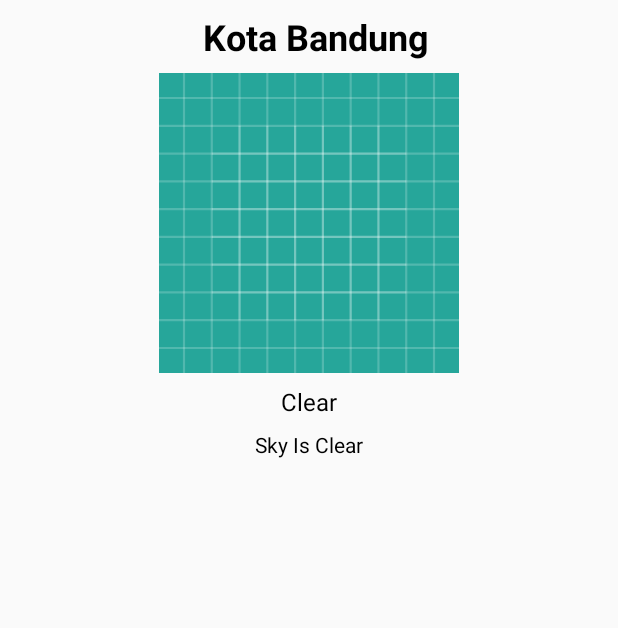
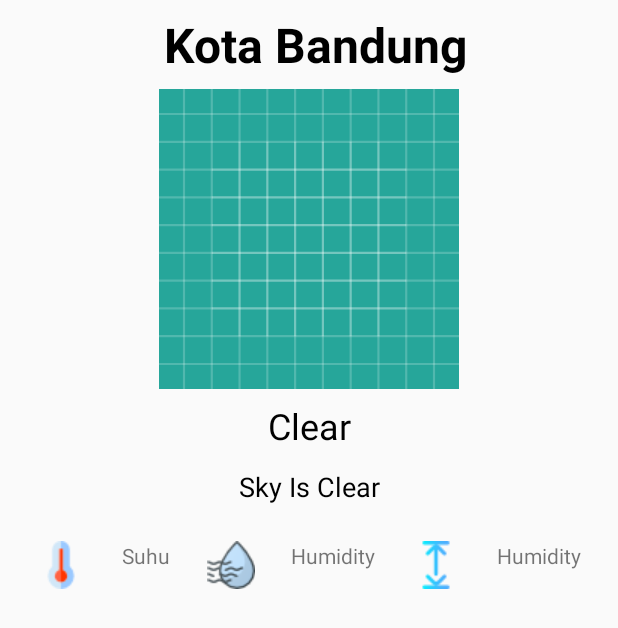
Before and after one commit to ahtaufiiq/WeathersApp_MVVM, an Android app: the layout fragment_detail.xml on its own in the app's theme, with its tools: preview values and no code run, on a phone screen of 412 x 824 dp. Shown: the top 628 px of the screen. Run offline under Robolectric (Android 15) with nearby library versions, the phone set to English and light mode, and no system bars; network calls fail.

Commit message:
Add Another Atribut In DetailActivity
Tempertature, Humidity, SeaLevel

```diff
--- a/app/build.gradle
+++ b/app/build.gradle
@@ -54,7 +54,7 @@ dependencies {
     kapt "com.android.databinding:compiler:3.1.2"
     // Unit Test Dependencies
     testImplementation 'junit:junit:4.12'
-    androidTestImplementation 'com.android.support.test:runner:1.0.1'
-    androidTestImplementation 'com.android.support.test.espresso:espresso-core:3.0.1'
+    androidTestImplementation 'com.android.support.test:runner:1.0.2'
+    androidTestImplementation 'com.android.support.test.espresso:espresso-core:3.0.2'
     implementation 'com.squareup.picasso:picasso:2.71828'
 }
--- a/app/src/main/AndroidManifest.xml
+++ b/app/src/main/AndroidManifest.xml
@@ -20,7 +20,8 @@
                 <category android:name="android.intent.category.LAUNCHER" />
             </intent-filter>
         </activity>
-        <activity android:name=".DetailActivity.DetailActivity"/>
+        <activity android:name=".DetailActivity.DetailActivity"
+            android:theme="@style/AppTheme.NoActionBar"/>
     </application>
 
 </manifest>
--- a/app/src/main/java/com/example/ataufiq/weathersapp_mvvm/MainActivity/MainViewModel.kt
+++ b/app/src/main/java/com/example/ataufiq/weathersapp_mvvm/MainActivity/MainViewModel.kt
@@ -27,6 +27,7 @@ class MainViewModel(application: Application, private val weatherRepository: Wea
 
             override fun onError(msg: String?) {
                 Toast.makeText(getApplication(),"Error at "+msg,Toast.LENGTH_SHORT).show()
+                Log.d("Error Main View Model",msg)
             }
 
             override fun onWeatherLoaded(weathers: MutableList<Weather>?) {
--- a/app/src/main/java/com/example/ataufiq/weathersapp_mvvm/util/Extension.kt
+++ b/app/src/main/java/com/example/ataufiq/weathersapp_mvvm/util/Extension.kt
@@ -48,7 +48,6 @@ fun ImageView.load(path: String, request: (RequestCreator) -> RequestCreator){
 @BindingAdapter("imageUrl")
 fun loadImage(view: ImageView, url:String?) {
     if (url != null) {
-        Log.d("Image","http://openweathermap.org/img/w/${url}.png")
         view.load("http://openweathermap.org/img/w/${url}.png"){ requestCreator -> requestCreator.fit().centerCrop() }
     }
 }
--- a/app/src/main/res/layout/card_weather.xml
+++ b/app/src/main/res/layout/card_weather.xml
@@ -58,7 +58,7 @@
                 android:layout_height="wrap_content"
                 android:layout_marginTop="8dp"
                 android:gravity="center_vertical"
-                android:text="@{datas.description}"
+                android:text="@{datas.temperature}"
                 android:textSize="14sp"
                 app:layout_constraintStart_toStartOf="parent"
                 app:layout_constraintTop_toBottomOf="@+id/tvRowWeatherSource"
--- a/app/src/main/res/layout/fragment_detail.xml
+++ b/app/src/main/res/layout/fragment_detail.xml
@@ -8,26 +8,27 @@
             name="vm"
             type="com.example.ataufiq.weathersapp_mvvm.DetailActivity.DetailViewModel"/>
     </data>
+
     <android.support.constraint.ConstraintLayout
         android:layout_width="match_parent"
         android:layout_height="match_parent"
         android:orientation="vertical">
 
         <TextView
-            android:id="@+id/tvDetailTitle"
+            android:id="@+id/tv_detail_title"
             android:layout_width="match_parent"
             android:layout_height="wrap_content"
             android:layout_marginStart="8dp"
             android:layout_marginTop="8dp"
             android:maxLines="2"
-            android:text="@{vm.details.name}"
+            android:text="@{`Kota `+vm.details.name}"
             android:textAlignment="center"
             android:textColor="@android:color/black"
-            android:textSize="24sp"
+            android:textSize="32sp"
             android:textStyle="bold"
-            tools:text="Kota Bandung"
             app:layout_constraintStart_toStartOf="parent"
-            app:layout_constraintTop_toTopOf="parent" />
+            app:layout_constraintTop_toTopOf="parent"
+            tools:text="Kota Bandung" />
 
         <ImageView
             android:id="@+id/img_weather"
@@ -39,30 +40,108 @@
             android:layout_marginTop="8dp"
             app:layout_constraintEnd_toEndOf="parent"
             app:layout_constraintStart_toStartOf="parent"
-            app:layout_constraintTop_toBottomOf="@+id/tvDetailTitle"
+            app:layout_constraintTop_toBottomOf="@+id/tv_detail_title"
             tools:src="@drawable/ic_launcher_background" />
 
         <TextView
-            android:id="@+id/textView2"
+            android:id="@+id/tv_detail_weather"
             android:layout_width="match_parent"
             android:layout_height="wrap_content"
             android:layout_marginTop="8dp"
             android:text="@{vm.details.main}"
+            android:textAlignment="center"
             android:textColor="@android:color/black"
-            android:textSize="16sp"
-            tools:text="Clear"
-            android:textAlignment="center"
-            app:layout_constraintTop_toBottomOf="@+id/img_weather" />
+            android:textSize="24sp"
+            app:layout_constraintTop_toBottomOf="@+id/img_weather"
+            tools:text="Clear" />
 
         <TextView
+            android:id="@+id/tv_detail_weather_description"
             android:layout_width="match_parent"
             android:layout_height="wrap_content"
-            android:layout_marginTop="8dp"
-            android:textColor="@android:color/black"
-            android:textSize="14sp"
-            tools:text="Sky Is Clear"
+            android:layout_marginTop="@dimen/margin_12"
             android:text="@{vm.details.description}"
             android:textAlignment="center"
-            app:layout_constraintTop_toBottomOf="@+id/textView2" />
+            android:textColor="@android:color/black"
+            android:textSize="18sp"
+            app:layout_constraintTop_toBottomOf="@+id/tv_detail_weather"
+            tools:text="Sky Is Clear" />
+
+        <ImageView
+            android:id="@+id/img_temperature"
+            android:layout_width="@dimen/size_32dp"
+            android:layout_height="@dimen/size_32dp"
+            android:layout_marginStart="8dp"
+            android:layout_marginTop="@dimen/margin_24"
+            android:src="@drawable/ic_temperature"
+            app:layout_constraintEnd_toStartOf="@+id/tv_detail_temperature"
+            app:layout_constraintHorizontal_bias="0.5"
+            app:layout_constraintStart_toStartOf="parent"
+            app:layout_constraintTop_toBottomOf="@+id/tv_detail_weather_description" />
+
+        <TextView
+            android:id="@+id/tv_detail_temperature"
+            android:layout_width="wrap_content"
+            android:layout_height="wrap_content"
+            android:layout_marginStart="8dp"
+            android:layout_marginTop="@dimen/margin_24"
+            android:text="@{vm.details.temperature}"
+            app:layout_constraintEnd_toStartOf="@+id/img_humidity"
+            app:layout_constraintHorizontal_bias="0.5"
+            app:layout_constraintStart_toEndOf="@+id/img_temperature"
+            app:layout_constraintTop_toBottomOf="@+id/tv_detail_weather_description"
+            tools:text="Suhu" />
+
+        <ImageView
+            android:id="@+id/img_humidity"
+            android:layout_width="@dimen/size_32dp"
+            android:layout_height="@dimen/size_32dp"
+            android:layout_marginStart="8dp"
+            android:layout_marginTop="@dimen/margin_24"
+            android:src="@drawable/ic_humidity"
+            app:layout_constraintEnd_toStartOf="@+id/tv_detail_humidity"
+            app:layout_constraintHorizontal_bias="0.5"
+            app:layout_constraintStart_toEndOf="@+id/tv_detail_temperature"
+            app:layout_constraintTop_toBottomOf="@+id/tv_detail_weather_description" />
+
+        <TextView
+            android:id="@+id/tv_detail_humidity"
+            android:layout_width="wrap_content"
+            android:layout_height="wrap_content"
+            android:layout_marginStart="8dp"
+            android:layout_marginTop="@dimen/margin_24"
+            android:text="@{vm.details.humidity}"
+            app:layout_constraintEnd_toStartOf="@+id/img_height"
+            app:layout_constraintHorizontal_bias="0.5"
+            app:layout_constraintStart_toEndOf="@+id/img_humidity"
+            app:layout_constraintTop_toBottomOf="@+id/tv_detail_weather_description"
+            tools:text="Humidity" />
+
+        <ImageView
+            android:id="@+id/img_height"
+            android:layout_width="@dimen/size_32dp"
+            android:layout_height="@dimen/size_32dp"
+            android:layout_marginStart="8dp"
+            android:layout_marginTop="@dimen/margin_24"
+            android:src="@drawable/ic_height"
+            app:layout_constraintEnd_toStartOf="@+id/tv_detail_height_sea_level"
+            app:layout_constraintHorizontal_bias="0.5"
+            app:layout_constraintStart_toEndOf="@+id/tv_detail_humidity"
+            app:layout_constraintTop_toBottomOf="@+id/tv_detail_weather_description" />
+
+        <TextView
+            android:id="@+id/tv_detail_height_sea_level"
+            android:layout_width="wrap_content"
+            android:layout_height="wrap_content"
+            android:layout_marginEnd="8dp"
+            android:layout_marginStart="8dp"
+            android:layout_marginTop="@dimen/margin_24"
+            android:text="@{vm.details.seaLevel}"
+            app:layout_constraintEnd_toEndOf="parent"
+            app:layout_constraintHorizontal_bias="0.5"
+            app:layout_constraintStart_toEndOf="@+id/img_height"
+            app:layout_constraintTop_toBottomOf="@+id/tv_detail_weather_description"
+            tools:text="Humidity" />
+
     </android.support.constraint.ConstraintLayout>
 </layout>
--- /dev/null
+++ b/app/src/main/res/values/dimens.xml
@@ -0,0 +1,6 @@
+<?xml version="1.0" encoding="utf-8"?>
+<resources>
+    <dimen name="size_32dp">32dp</dimen>
+    <dimen name="margin_24">24dp</dimen>
+    <dimen name="margin_12">12dp</dimen>
+</resources>
```
Also changed, not shown: app/src/main/java/com/example/ataufiq/weathersapp_mvvm/data/Weather.kt (+11 -1 lines), app/src/main/java/com/example/ataufiq/weathersapp_mvvm/data/source/remote/WeathersRemoteDataSource.kt (+19 -0 lines), app/src/main/java/com/example/ataufiq/weathersapp_mvvm/data/source/remote/dao/WeatherApiDao.kt (+41 -30 lines), app/src/main/res/drawable/ic_height.png (added), app/src/main/res/drawable/ic_humidity.png (added), app/src/main/res/drawable/ic_temperature.png (added), app/src/main/res/drawable/ic_wind.png (added).
